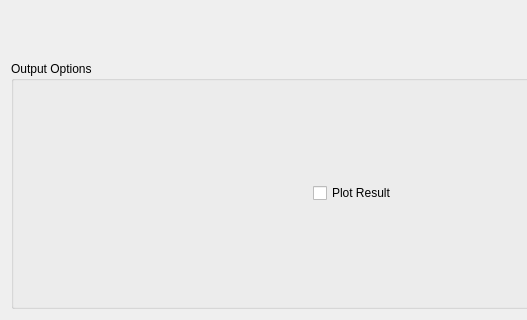
First picture: the form in Code/Mantid/MantidQt/CustomInterfaces/inc/MantidQtCustomInterfaces/JumpFit.ui, repository mantidproject/mantid, before the edit; both pictures show x 0 to 527 and y 252 to 572 of the 806 by 572 pixel window.
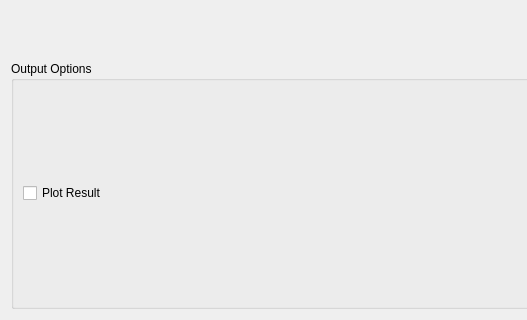
Second picture: the form after the edit. Custom widgets are drawn as their Qt base class.

Commit message:
Remove old spaces from UI
Refs #10850

Patch:
```diff
--- a/Code/Mantid/MantidQt/CustomInterfaces/inc/MantidQtCustomInterfaces/JumpFit.ui
+++ b/Code/Mantid/MantidQt/CustomInterfaces/inc/MantidQtCustomInterfaces/JumpFit.ui
@@ -170,19 +170,6 @@
         <string>Output Options</string>
        </property>
        <layout class="QHBoxLayout" name="horizontalLayout">
-        <item>
-         <spacer name="horizontalSpacer_17">
-          <property name="orientation">
-           <enum>Qt::Horizontal</enum>
-          </property>
-          <property name="sizeHint" stdset="0">
-           <size>
-            <width>40</width>
-            <height>20</height>
-           </size>
-          </property>
-         </spacer>
-        </item>
         <item>
          <widget class="QCheckBox" name="chkPlot">
           <property name="text">
```
The commit also changes 7 other files.
